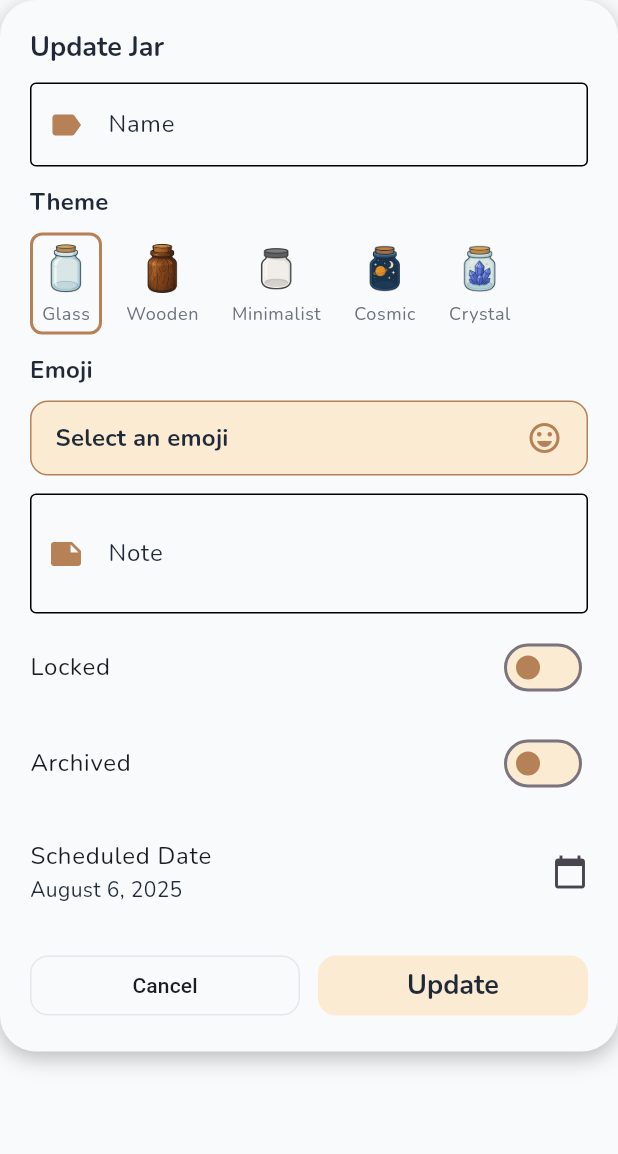
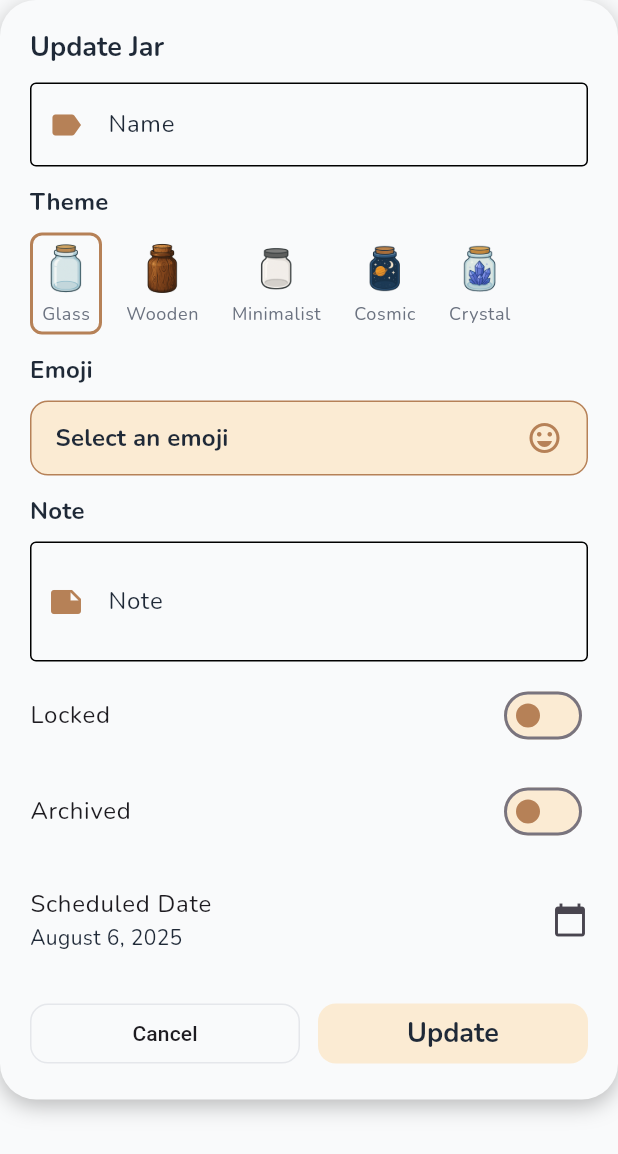
Before and after one commit to Toktarla/echojar, a Flutter app: the UpdateJarDialog widget shown alone on an empty page, opened directly with empty values, on a phone screen of 412 x 824 dp. Shown: the top 1154 px of the screen. Run offline on Flutter 3.47's test engine with Material 3 defaults, Android fonts, the light colour scheme and no system bars; drawn by our look-alikes of showcaseview; our stand-ins replace emoji_picker_flutter, flutter_local_notifications, flutter_timezone, fluttertoast, go_router, just_audio and 5 more; missing offline and left inert: flutter_sound; accounts and stored records are empty; generated files the repository leaves out were written again.

Commit message:
Fix archive label display; improve and style files

```diff
--- a/lib/features/create-jar/presentation/widgets/update_jar_dialog.dart
+++ b/lib/features/create-jar/presentation/widgets/update_jar_dialog.dart
@@ -113,7 +113,8 @@ class _UpdateJarDialogState extends State<UpdateJarDialog> {
                 style: textTheme.titleLarge
                     ?.copyWith(fontWeight: FontWeight.bold)),
             const SizedBox(height: 12),
-            _buildTextField(nameController, 'Name', Icons.label),
+            _buildTextField(
+                controller: nameController, label: 'Name', icon: Icons.label),
             const SizedBox(height: 12),
             _buildLabeledField(
               label: 'Theme',
@@ -165,7 +166,15 @@ class _UpdateJarDialogState extends State<UpdateJarDialog> {
               ),
             ),
             const SizedBox(height: 12),
-            _buildTextField(noteController, 'Note', Icons.note, maxLines: 2),
+            _buildLabeledField(
+              label: 'Note',
+              child: _buildTextField(
+                  controller: noteController,
+                  label: 'Note',
+                  icon: Icons.note,
+                  maxLines: 2
+              ),
+            ),
             const SizedBox(height: 8),
             if (!_isDateInPast()) ...[
               SwitchListTile(
@@ -267,8 +276,10 @@ class _UpdateJarDialogState extends State<UpdateJarDialog> {
   }
 
   Widget _buildTextField(
-      TextEditingController controller, String label, IconData icon,
-      {int maxLines = 1}) {
+      {required TextEditingController controller,
+      required IconData icon,
+      String? label,
+      int maxLines = 1}) {
     return TextField(
       controller: controller,
       maxLines: maxLines,
--- a/lib/features/home/jar_detail_screen.dart
+++ b/lib/features/home/jar_detail_screen.dart
@@ -31,13 +31,11 @@ class JarDetailScreen extends StatefulWidget {
 class _JarDetailScreenState extends State<JarDetailScreen> {
   late AppDatabase _db;
   final now = DateTime.now();
-  late final isReadyToArchive;
 
   @override
   void initState() {
     super.initState();
     _initDb();
-    isReadyToArchive = now.isAfter(widget.jar.scheduledAt);
   }
 
   Future<void> _initDb() async {
@@ -47,6 +45,7 @@ class _JarDetailScreenState extends State<JarDetailScreen> {
   @override
   Widget build(BuildContext context) {
     final jarNotifier = context.watch<JarViewModel>();
+    final isReadyToArchive = now.isAfter(widget.jar.scheduledAt) && !widget.jar.isArchived;
 
     return Scaffold(
       appBar: AppBar(
```
Also changed, not shown: lib/common/services/audio_recorder_service.dart (+6 -1 lines), lib/features/archive/archive_screen.dart (+4 -58 lines), lib/features/create-jar/presentation/create_jar_screen.dart (+11 -2 lines), lib/features/home/home_screen.dart (+2 -93 lines), lib/features/home/widgets/jar_card.dart (added, +95 -0 lines).
